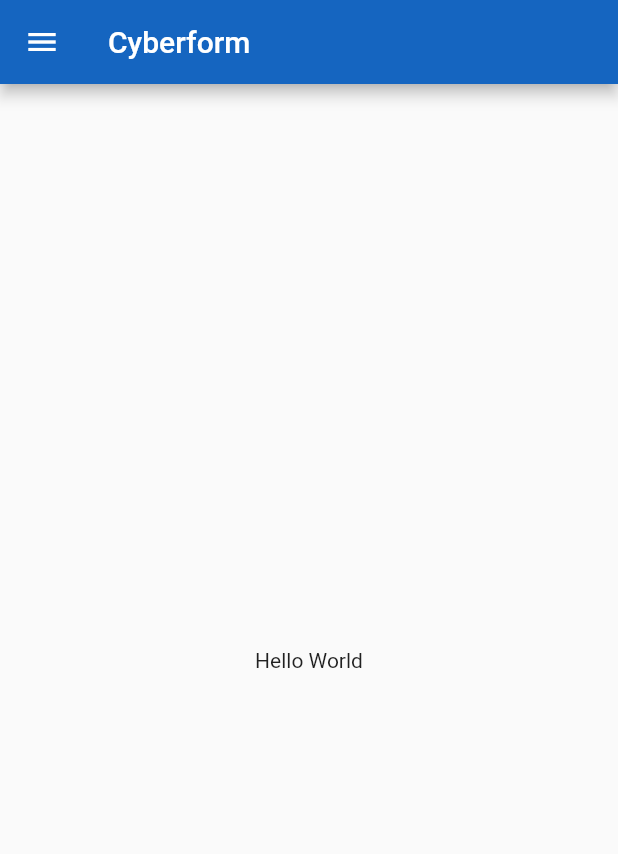
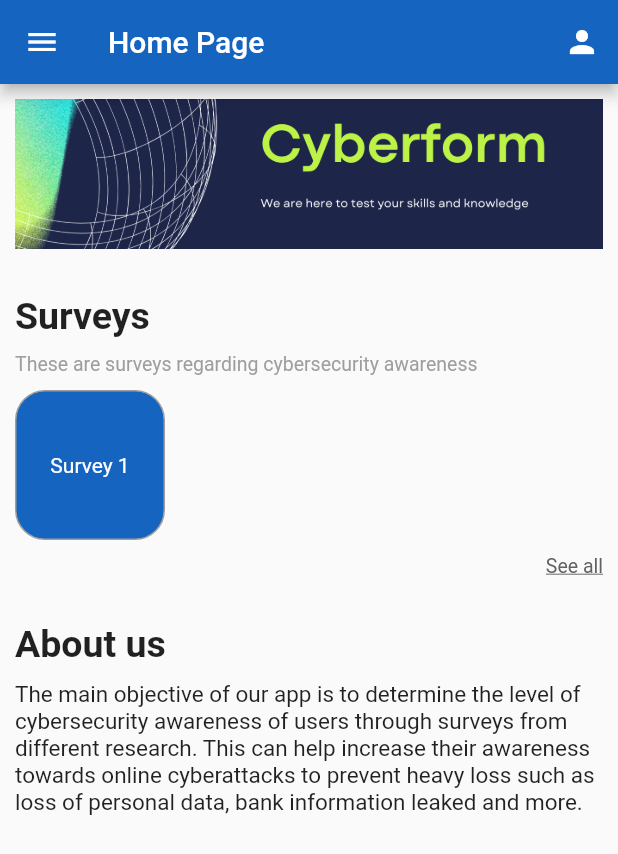
Before and after one commit to behhehong/UUM-FYP, a Flutter app: the HomePage screen opened directly, on a phone screen of 412 x 824 dp. Shown: the top 854 px of the screen. Run offline on Flutter 3.47's test engine with Material 2 defaults, Android fonts, the phone set to English and light mode, and no system bars; our stand-ins replace email_validator, fluttertoast.

Commit message:
version 0.1

```diff
--- a/lib/homepage.dart
+++ b/lib/homepage.dart
@@ -1,4 +1,6 @@
 import 'package:flutter/material.dart';
+import 'package:flutter_final_year_project/login.dart';
+import 'package:flutter_final_year_project/surveypage.dart';
 
 class HomePage extends StatefulWidget {
   const HomePage({Key? key}) : super(key: key);
@@ -14,7 +16,13 @@ class _HomePageState extends State<HomePage> {
       child: Scaffold(
         appBar: AppBar(
             backgroundColor: const Color(0xFF1565C0),
-            title: const Text('Cyberform')),
+            title: const Text('Home Page'),
+            actions: [
+              IconButton(
+                onPressed: () {},
+                icon: const Icon(Icons.person),
+              )
+            ]),
         drawer: Drawer(
           child: ListView(
             children: [
@@ -27,42 +35,191 @@ class _HomePageState extends State<HomePage> {
                       'https://cdna.artstation.com/p/assets/images/images/033/435/166/medium/rishav-gupta-naruto.jpg?1609603275'),
                 ),
               ),
-              _createDrawerItem(
+              createDrawerItem(
                 icon: Icons.home,
                 text: 'Home',
                 onTap: () {},
               ),
-              _createDrawerItem(
+              createDrawerItem(
                 icon: Icons.history_edu,
-                text: 'Survey',
-                onTap: () {},
+                text: 'Surveys',
+                onTap: () {
+                  Navigator.push(
+                    context,
+                    MaterialPageRoute(
+                      builder: (context) => const Survey(),
                     ),
-              _createDrawerItem(
+                  );
+                },
+              ),
+              createDrawerItem(
                 icon: Icons.person,
                 text: 'My Profile',
                 onTap: () {},
               ),
-              _createDrawerItem(
+              createDrawerItem(
                 icon: Icons.settings,
                 text: 'Settings',
                 onTap: () {},
               ),
-              _createDrawerItem(
+              createDrawerItem(
                 icon: Icons.logout,
                 text: 'Logout',
-                onTap: () {},
+                onTap: () {
+                  Navigator.of(context).pop();
+                  showAlertDialog(context);
+                },
               ),
             ],
           ),
         ),
-        body: const Center(
-          child: Text('Hello World'),
+        body: SingleChildScrollView(
+          child: Padding(
+            padding: const EdgeInsets.all(10),
+            child: Column(
+              children: [
+                SizedBox(
+                  child: Center(
+                    child: Image.asset('assets/images/banner.png',
+                        height: 100, width: 500, fit: BoxFit.fitWidth),
+                  ),
+                ),
+                const SizedBox(height: 30),
+                const Align(
+                  alignment: Alignment.centerLeft,
+                  child: Text(
+                    "Surveys",
+                    style: TextStyle(fontSize: 25, fontWeight: FontWeight.bold),
+                  ),
+                ),
+                const SizedBox(height: 10),
+                const Align(
+                  alignment: Alignment.centerLeft,
+                  child: Text(
+                    "These are surveys regarding cybersecurity awareness",
+                    style: TextStyle(fontSize: 13, color: Colors.grey),
+                  ),
+                ),
+                const SizedBox(height: 10),
+                Align(
+                  alignment: Alignment.topLeft,
+                  child: Column(
+                    children: [
+                      InkWell(
+                        child: Container(
+                          height: 100,
+                          width: 100,
+                          decoration: BoxDecoration(
+                            color: const Color(0xFF1565C0),
+                            border: Border.all(color: Colors.grey),
+                            borderRadius: const BorderRadius.all(
+                              Radius.circular(20),
+                            ),
+                          ),
+                          child: const Center(
+                            child: Text("Survey 1",
+                                style: TextStyle(color: Colors.white),
+                                textAlign: TextAlign.center),
+                          ),
+                        ),
+                        splashColor: Colors.white,
+                        onTap: () {
+                          Navigator.push(
+                            context,
+                            MaterialPageRoute(
+                              builder: (context) => const Survey(),
+                            ),
+                          );
+                        },
+                      ),
+                    ],
+                  ),
+                ),
+                const SizedBox(height: 10),
+                Align(
+                  alignment: Alignment.bottomRight,
+                  child: InkWell(
+                    child: Text(
+                      "See all",
+                      style: TextStyle(
+                          fontSize: 13,
+                          color: Colors.grey[700],
+                          decoration: TextDecoration.underline),
+                    ),
+                    onTap: () {
+                      Navigator.push(
+                          context,
+                          MaterialPageRoute(
+                              builder: (context) => const Survey()));
+                    },
+                  ),
+                ),
+                const SizedBox(height: 30),
+                const Align(
+                  alignment: Alignment.centerLeft,
+                  child: Text(
+                    "About us",
+                    style: TextStyle(fontSize: 25, fontWeight: FontWeight.bold),
+                  ),
+                ),
+                const SizedBox(height: 10),
+                const Align(
+                  alignment: Alignment.centerLeft,
+                  child: Text(
+                    "The main objective of our app is to determine the level of cybersecurity awareness of users through surveys from different research. This can help increase their awareness towards online cyberattacks to prevent heavy loss such as loss of personal data, bank information leaked and more.",
+                    style: TextStyle(fontSize: 15, color: Colors.black87),
+                  ),
+                ),
+              ],
+            ),
+          ),
         ),
       ),
     );
   }
+}
 
-  Widget _createDrawerItem({
+showAlertDialog(BuildContext context) async {
+    // set up the buttons
+    Widget continueButton = TextButton(
+      child: const Text("Confirm"),
+      onPressed: () {
+        Navigator.pushReplacement(
+          context,
+          MaterialPageRoute(
+            builder: (context) => const LoginPage(),
+          ),
+        );
+      },
+    );
+
+    Widget cancelButton = TextButton(
+      child: const Text("Cancel"),
+      onPressed: () {
+        Navigator.of(context).pop();
+      },
+    );
+
+    // set up the AlertDialog
+    AlertDialog alert = AlertDialog(
+      title: const Text("Logout"),
+      content: const Text("Are you sure you want to logout?"),
+      actions: [
+        continueButton,
+        cancelButton,
+      ],
+    );
+
+    // show the dialog
+    showDialog(
+      context: context,
+      builder: (BuildContext context) {
+        return alert;
+      },
+    );
+  }
+
+Widget createDrawerItem({
   required IconData icon,
   required String text,
   required GestureTapCallback onTap,
@@ -80,4 +237,3 @@ class _HomePageState extends State<HomePage> {
     onTap: onTap,
   );
 }
-}
--- a/lib/main.dart
+++ b/lib/main.dart
@@ -2,6 +2,8 @@ import 'package:flutter/material.dart';
 import 'package:flutter_final_year_project/homepage.dart';
 import 'package:flutter_final_year_project/splashscreen.dart';
 import 'package:flutter_final_year_project/login.dart';
+import 'package:flutter_final_year_project/survey1.dart';
+import 'package:flutter_final_year_project/surveypage.dart';
 
 void main() => runApp(MyApp());
 
@@ -13,6 +15,6 @@ class MyApp extends StatelessWidget {
     return const MaterialApp(
       debugShowCheckedModeBanner:false,
       title: 'Final yp',
-      home: HomePage());
+      home: Survey1());
   }
 }
```
Also changed, not shown: lib/survey1.dart (added, +15 -0 lines), lib/surveypage.dart (added, +127 -0 lines). Lines whose indentation alone changed are shown as unchanged.
